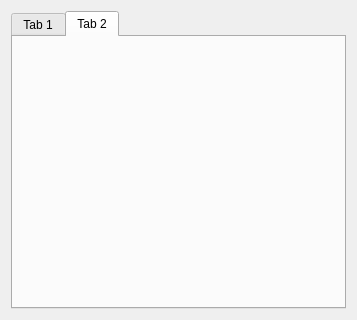
mike0979/test_assist, file untitled.ui: the form before one commit.
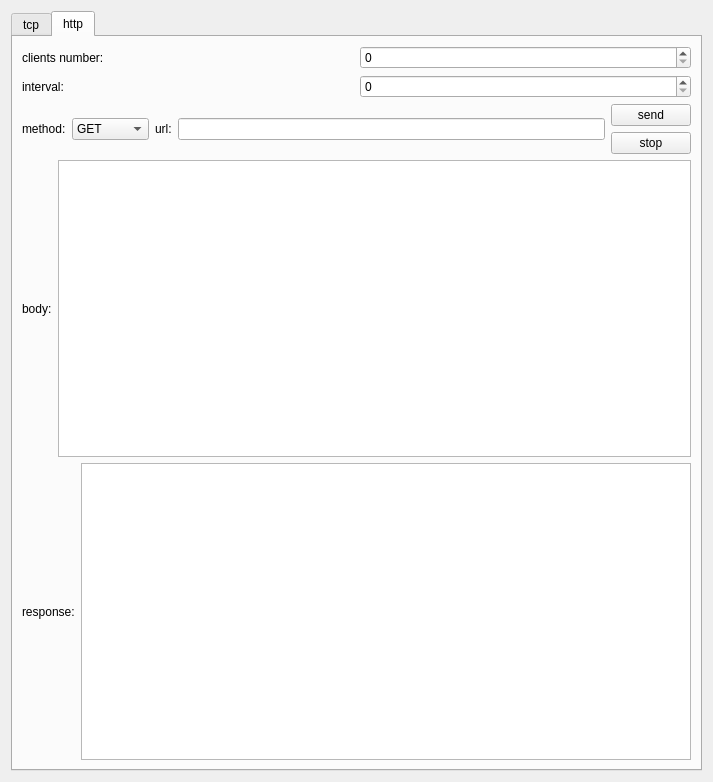
The form after the commit. The open tabs and pages were chosen to show the change.

Commit message: add http functions

Diff of the .ui file:
```diff
--- a/untitled.ui
+++ b/untitled.ui
@@ -6,8 +6,8 @@
    <rect>
     <x>0</x>
     <y>0</y>
-    <width>357</width>
-    <height>320</height>
+    <width>713</width>
+    <height>782</height>
    </rect>
   </property>
   <property name="windowTitle">
@@ -21,7 +21,7 @@
      </property>
      <widget class="QWidget" name="tab">
       <attribute name="title">
-       <string>Tab 1</string>
+       <string>tcp</string>
       </attribute>
       <layout class="QVBoxLayout" name="verticalLayout">
        <item>
@@ -113,8 +113,137 @@
      </widget>
      <widget class="QWidget" name="tab_2">
       <attribute name="title">
-       <string>Tab 2</string>
+       <string>http</string>
       </attribute>
+      <layout class="QVBoxLayout" name="verticalLayout_5">
+       <item>
+        <layout class="QHBoxLayout" name="horizontalLayout_12">
+         <item>
+          <widget class="QLabel" name="label_9">
+           <property name="text">
+            <string>clients number:</string>
+           </property>
+          </widget>
+         </item>
+         <item>
+          <widget class="QSpinBox" name="spinBox_clients_number"/>
+         </item>
+        </layout>
+       </item>
+       <item>
+        <layout class="QHBoxLayout" name="horizontalLayout_13" stretch="0,0">
+         <item>
+          <widget class="QLabel" name="label_10">
+           <property name="text">
+            <string>interval:</string>
+           </property>
+          </widget>
+         </item>
+         <item>
+          <widget class="QSpinBox" name="spinBox_interval"/>
+         </item>
+        </layout>
+       </item>
+       <item>
+        <layout class="QHBoxLayout" name="horizontalLayout_11">
+         <item>
+          <layout class="QHBoxLayout" name="horizontalLayout_3">
+           <item>
+            <widget class="QLabel" name="label_8">
+             <property name="text">
+              <string>method:</string>
+             </property>
+            </widget>
+           </item>
+           <item>
+            <widget class="QComboBox" name="comboBox">
+             <item>
+              <property name="text">
+               <string>GET</string>
+              </property>
+             </item>
+             <item>
+              <property name="text">
+               <string>POST</string>
+              </property>
+             </item>
+             <item>
+              <property name="text">
+               <string>PUT</string>
+              </property>
+             </item>
+             <item>
+              <property name="text">
+               <string>DELETE</string>
+              </property>
+             </item>
+            </widget>
+           </item>
+          </layout>
+         </item>
+         <item>
+          <layout class="QHBoxLayout" name="horizontalLayout_2">
+           <item>
+            <widget class="QLabel" name="label_2">
+             <property name="text">
+              <string>url:</string>
+             </property>
+            </widget>
+           </item>
+           <item>
+            <widget class="QLineEdit" name="lineEdit_url"/>
+           </item>
+          </layout>
+         </item>
+         <item>
+          <layout class="QVBoxLayout" name="verticalLayout_3">
+           <item>
+            <widget class="QPushButton" name="pushButton_send_http">
+             <property name="text">
+              <string>send</string>
+             </property>
+            </widget>
+           </item>
+           <item>
+            <widget class="QPushButton" name="pushButton_stop">
+             <property name="text">
+              <string>stop</string>
+             </property>
+            </widget>
+           </item>
+          </layout>
+         </item>
+        </layout>
+       </item>
+       <item>
+        <layout class="QHBoxLayout" name="horizontalLayout_4">
+         <item>
+          <widget class="QLabel" name="label_3">
+           <property name="text">
+            <string>body:</string>
+           </property>
+          </widget>
+         </item>
+         <item>
+          <widget class="QTextEdit" name="textEdit_request"/>
+         </item>
+        </layout>
+       </item>
+       <item>
+        <layout class="QHBoxLayout" name="horizontalLayout_5">
+         <item>
+          <widget class="QLabel" name="label_7">
+           <property name="text">
+            <string>response:</string>
+           </property>
+          </widget>
+         </item>
+         <item>
+          <widget class="QTextEdit" name="textEdit_response"/>
+         </item>
+        </layout>
+       </item>
+      </layout>
      </widget>
     </widget>
    </item>
```
Left out of the diff: 57 changed lines with no effect on the pictures. The commit also changes 3 other files.
